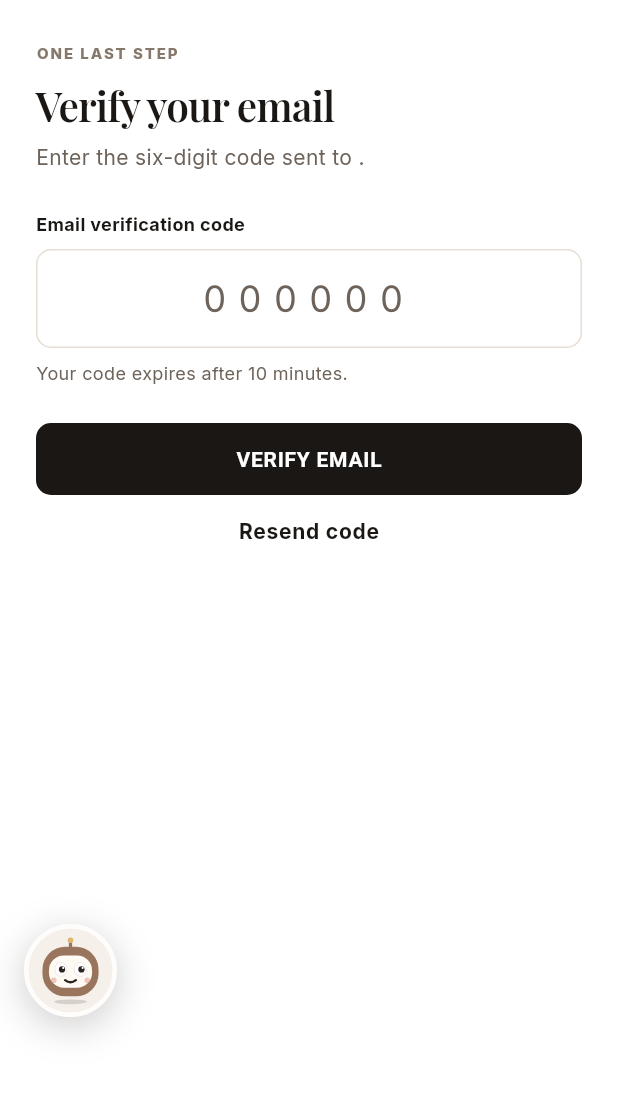
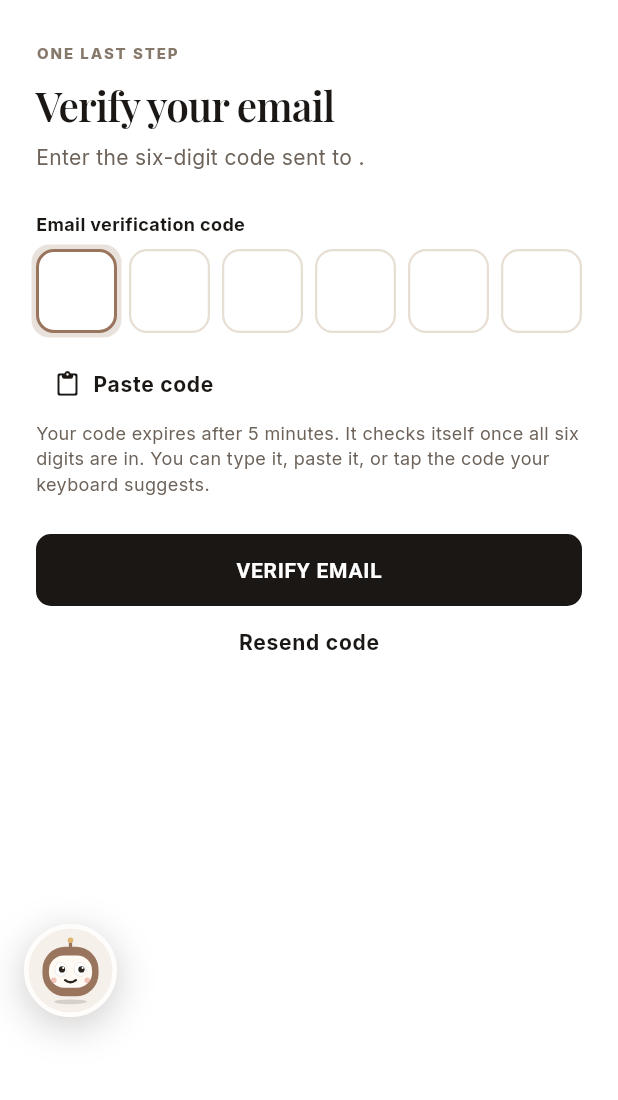
Before and after one commit to reyben-codes/zaylo-ecommerce-web, a Flutter app: the VerifyEmailScreen screen opened directly with empty values, on a phone screen of 412 x 824 dp, the part 63-1163 px from its top. Run offline on Flutter 3.47's test engine with Material 3 defaults, Android fonts, the light colour scheme and no system bars; our stand-ins replace audioplayers, file_picker, flutter_secure_storage, google_sign_in, image_picker, video_player; missing offline and left inert: mobile_scanner; accounts and stored records are empty; network calls fail.

Commit message:
Auto-submit the email verification code with animated digit boxes, state feedback and code autofill on web and app

```diff
--- /dev/null
+++ b/mobile_app/lib/auth/widgets/otp_code_field.dart
@@ -0,0 +1,233 @@
+import 'dart:math' as math;
+
+import 'package:flutter/material.dart';
+import 'package:flutter/services.dart';
+
+import 'package:zaylo_mobile/theme/zaylo_theme.dart';
+
+/// Where the code check is up to; the boxes change colour and motion for each.
+enum OtpStatus { idle, verifying, success, error }
+
+/// Six animated digit boxes over one invisible text field. Keeping a single
+/// real field means the keyboard's one-time-code suggestion (iOS offers codes
+/// it finds in Mail and Messages), long-press paste and Android autofill all
+/// fill every box at once. [onChanged] gets the digits typed so far.
+class OtpCodeField extends StatefulWidget {
+  const OtpCodeField({
+    super.key,
+    required this.controller,
+    required this.focusNode,
+    required this.status,
+    required this.onChanged,
+    this.length = 6,
+  });
+
+  final TextEditingController controller;
+  final FocusNode focusNode;
+  final OtpStatus status;
+  final ValueChanged<String> onChanged;
+  final int length;
+
+  /// Pulls a code out of copied text such as "Your code is 123 456."
+  static String extractCode(String? text, {int length = 6}) {
+    final source = text ?? '';
+    final grouped = RegExp(r'(?:^|\D)(\d(?:[\s-]?\d){5})(?!\d)').firstMatch(source);
+    final digits = (grouped?.group(1) ?? source).replaceAll(RegExp(r'\D'), '');
+    return digits.length > length ? digits.substring(0, length) : digits;
+  }
+
+  @override
+  State<OtpCodeField> createState() => _OtpCodeFieldState();
+}
+
+class _OtpCodeFieldState extends State<OtpCodeField> with TickerProviderStateMixin {
+  late final AnimationController _caret = AnimationController(vsync: this, duration: const Duration(milliseconds: 1000));
+  late final AnimationController _wave = AnimationController(vsync: this, duration: const Duration(milliseconds: 900));
+  late final AnimationController _shake = AnimationController(vsync: this, duration: const Duration(milliseconds: 420));
+  late final AnimationController _confirm = AnimationController(vsync: this, duration: const Duration(milliseconds: 620));
+
+  @override
+  void initState() {
+    super.initState();
+    widget.controller.addListener(_keepCaretAtEnd);
+    widget.focusNode.addListener(_syncCaret);
+    _syncCaret();
+  }
+
+  @override
+  void didUpdateWidget(OtpCodeField old) {
+    super.didUpdateWidget(old);
+    if (old.controller != widget.controller) {
+      old.controller.removeListener(_keepCaretAtEnd);
+      widget.controller.addListener(_keepCaretAtEnd);
+    }
+    if (old.focusNode != widget.focusNode) {
+      old.focusNode.removeListener(_syncCaret);
+      widget.focusNode.addListener(_syncCaret);
+    }
+    if (old.status == widget.status) return;
+    final animate = !_reduceMotion;
+    if (widget.status == OtpStatus.verifying && animate) {
+      _wave.repeat();
+    } else {
+      _wave
+        ..stop()
+        ..value = 0;
+    }
+    if (widget.status == OtpStatus.error && animate) _shake.forward(from: 0);
+    if (widget.status == OtpStatus.success && animate) _confirm.forward(from: 0);
+    _syncCaret();
+  }
+
+  @override
+  void dispose() {
+    widget.controller.removeListener(_keepCaretAtEnd);
+    widget.focusNode.removeListener(_syncCaret);
+    _caret.dispose();
+    _wave.dispose();
+    _shake.dispose();
+    _confirm.dispose();
+    super.dispose();
+  }
+
+  bool get _reduceMotion => MediaQuery.maybeDisableAnimationsOf(context) ?? false;
+
+  bool get _locked => widget.status == OtpStatus.verifying || widget.status == OtpStatus.success;
+
+  /// Digits always go in order, so a tap in the middle must not move the insertion point.
+  void _keepCaretAtEnd() {
+    final value = widget.controller.value;
+    final end = value.text.length;
+    if (value.selection.baseOffset != end || value.selection.extentOffset != end) {
+      widget.controller.selection = TextSelection.collapsed(offset: end);
+    }
+  }
+
+  void _syncCaret() {
+    if (!mounted) return;
+    final blink = widget.focusNode.hasFocus && !_locked && !_reduceMotion;
+    if (blink && !_caret.isAnimating) {
+      _caret.repeat();
+    } else if (!blink) {
+      _caret.stop();
+    }
+  }
+
+  @override
+  Widget build(BuildContext context) {
+    final transparent = Colors.transparent;
+    return Semantics(
+      label: 'Email verification code',
+      child: Stack(children: [
+        AnimatedBuilder(
+          animation: Listenable.merge([widget.controller, widget.focusNode, _caret, _wave, _shake, _confirm]),
+          builder: (context, _) {
+            final shakeOffset = math.sin(_shake.value * math.pi * 4) * 8 * (1 - _shake.value);
+            return Transform.translate(
+              offset: Offset(shakeOffset, 0),
+              child: Row(children: [
+                for (var index = 0; index < widget.length; index++) ...[
+                  if (index > 0) const SizedBox(width: 8),
+                  Expanded(child: _box(index)),
+                ],
+              ]),
+            );
+          },
+        ),
+        // The real field: invisible, but it receives taps, typing, paste and autofill.
+        Positioned.fill(
+          child: Theme(
+            data: Theme.of(context).copyWith(
+              textSelectionTheme: TextSelectionThemeData(selectionColor: transparent, selectionHandleColor: transparent),
+            ),
+            child: TextField(
+              controller: widget.controller,
+              focusNode: widget.focusNode,
+              autofocus: true,
+              readOnly: _locked,
+              keyboardType: TextInputType.number,
+              textInputAction: TextInputAction.done,
+              autofillHints: const [AutofillHints.oneTimeCode],
+              inputFormatters: [
+                FilteringTextInputFormatter.digitsOnly,
+                LengthLimitingTextInputFormatter(widget.length),
+              ],
+              showCursor: false,
+              enableSuggestions: false,
+              autocorrect: false,
+              style: TextStyle(color: transparent, fontSize: 1, height: 1),
+              decoration: const InputDecoration.collapsed(hintText: ''),
+              onChanged: widget.onChanged,
+            ),
+          ),
+        ),
+      ]),
+    );
+  }
+
+  Widget _box(int index) {
+    final text = widget.controller.text;
+    final digit = index < text.length ? text[index] : '';
+    final active = widget.focusNode.hasFocus && !_locked && index == math.min(text.length, widget.length - 1);
+
+    final (border, fill, ink) = switch (widget.status) {
+      OtpStatus.success => (ZayloColors.success, ZayloColors.successSoft, ZayloColors.success),
+      OtpStatus.error => (ZayloColors.danger, ZayloColors.dangerSoft, ZayloColors.dangerText),
+      OtpStatus.verifying => (ZayloColors.accent, ZayloColors.white, ZayloColors.ink),
+      OtpStatus.idle => (
+          active ? ZayloColors.accent : (digit.isNotEmpty ? ZayloColors.muted : ZayloColors.line),
+          ZayloColors.white,
+          ZayloColors.ink,
+        ),
+    };
+
+    // Checking: a wave runs across the boxes. Verified: each box bumps in turn.
+    final waveT = (_wave.value - index * .1) % 1;
+    final lift = waveT < .3 ? -5 * math.sin(math.pi * waveT / .3) : 0.0;
+    final confirmT = ((_confirm.value - index * .08) / .5).clamp(0.0, 1.0);
+    final scale = 1 + .1 * math.sin(math.pi * confirmT);
+    final duration = _reduceMotion ? Duration.zero : const Duration(milliseconds: 200);
+
+    return Transform.translate(
+      offset: Offset(0, lift),
+      child: Transform.scale(
+        scale: scale,
+        child: AnimatedContainer(
+          duration: duration,
+          curve: Curves.easeOut,
+          height: 56,
+          alignment: Alignment.center,
+          decoration: BoxDecoration(
+            color: fill,
+            borderRadius: BorderRadius.circular(12),
+            border: Border.all(color: border, width: active ? 2 : 1.5),
+            boxShadow: active ? [BoxShadow(color: ZayloColors.accent.withValues(alpha: .22), blurRadius: 0, spreadRadius: 3)] : null,
+          ),
+          child: AnimatedSwitcher(
+            duration: _reduceMotion ? Duration.zero : const Duration(milliseconds: 220),
+            switchInCurve: Curves.easeOutBack,
+            switchOutCurve: Curves.easeIn,
+            transitionBuilder: (child, animation) => FadeTransition(
+              opacity: animation,
+              child: ScaleTransition(scale: Tween(begin: .55, end: 1.0).animate(animation), child: child),
+            ),
+            child: digit.isNotEmpty
+                ? Text(
+                    digit,
+                    key: ValueKey('digit-$index-$digit'),
+                    style: TextStyle(
+                      fontSize: 24,
+                      fontWeight: FontWeight.w600,
+                      color: ink,
+                      fontFeatures: const [FontFeature.tabularFigures()],
+                    ),
+                  )
+                : active && (_reduceMotion || _caret.value < .5)
+                    ? Container(key: ValueKey('caret-$index'), width: 2, height: 24, color: ZayloColors.accent)
+                    : SizedBox(key: ValueKey('empty-$index'), width: 2, height: 24),
+          ),
+        ),
+      ),
+    );
+  }
+}
--- a/mobile_app/lib/auth/widgets/verification_form.dart
+++ b/mobile_app/lib/auth/widgets/verification_form.dart
@@ -3,6 +3,7 @@ import 'package:flutter/services.dart';
 
 import 'package:zaylo_mobile/api/api_client.dart';
 import 'package:zaylo_mobile/api/api_exception.dart';
+import 'package:zaylo_mobile/auth/widgets/otp_code_field.dart';
 import 'package:zaylo_mobile/components/buttons.dart';
 import 'package:zaylo_mobile/components/feedback.dart';
 import 'package:zaylo_mobile/components/form_fields.dart';
@@ -10,8 +11,10 @@ import 'package:zaylo_mobile/models/auth_models.dart';
 import 'package:zaylo_mobile/theme/zaylo_theme.dart';
 
 /// The six-digit email code form shared by buyer and rider sign-up.
-/// [onVerified] decides what happens next: buyers are signed in, riders are
-/// told their application is under review.
+/// The code checks itself as soon as the sixth digit is in (typed, pasted or
+/// picked from the keyboard's suggestion); the boxes then show checking,
+/// verified or wrong-code states. [onVerified] decides what happens next:
+/// buyers are signed in, riders are told their application is under review.
 class VerificationForm extends StatefulWidget {
   const VerificationForm({super.key, required this.api, required this.email, required this.onVerified});
 
@@ -24,35 +27,115 @@ class VerificationForm extends StatefulWidget {
 }
 
 class _VerificationFormState extends State<VerificationForm> {
-  final _formKey = GlobalKey<FormState>();
+  static const _length = 6;
+
   final _code = TextEditingController();
-  bool _verifying = false;
+  final _focus = FocusNode();
+  OtpStatus _status = OtpStatus.idle;
+  String? _message;
   bool _resending = false;
+  int _attempt = 0;
+
+  bool get _verifying => _status == OtpStatus.verifying;
 
   @override
   void dispose() {
     _code.dispose();
+    _focus.dispose();
     super.dispose();
   }
 
+  void _onChanged(String code) {
+    if (_status == OtpStatus.error) setState(() => _status = OtpStatus.idle);
+    if (_message != null && _status == OtpStatus.idle) setState(() => _message = null);
+    if (code.isNotEmpty) HapticFeedback.selectionClick();
+    if (code.length == _length) _verify();
+  }
+
   Future<void> _verify() async {
-    if (!(_formKey.currentState?.validate() ?? false)) return;
-    setState(() => _verifying = true);
+    if (_verifying || _status == OtpStatus.success) return;
+    if (_code.text.length != _length) {
+      _fail('Enter all six digits from your email.', keepCode: true);
+      return;
+    }
+    final attempt = ++_attempt;
+    setState(() {
+      _status = OtpStatus.verifying;
+      _message = 'Checking your code…';
+    });
     try {
       final result = await widget.api.verifyEmail(email: widget.email, code: _code.text);
+      if (!mounted || attempt != _attempt) return;
+      HapticFeedback.mediumImpact();
+      setState(() {
+        _status = OtpStatus.success;
+        _message = 'Email verified!';
+      });
+      _focus.unfocus();
+      // Let the verified state show before moving on.
+      await Future<void>.delayed(Duration(milliseconds: MediaQuery.disableAnimationsOf(context) ? 300 : 900));
       if (mounted) await widget.onVerified(result);
     } on ApiException catch (error) {
-      if (mounted) showMessage(context, error.message);
-    } finally {
-      if (mounted) setState(() => _verifying = false);
+      if (!mounted || attempt != _attempt) return;
+      // No status code means the request never reached ZAYLO, so the code may still be right.
+      _fail(error.message, keepCode: error.statusCode == null);
     }
+  }
+
+  void _fail(String message, {bool keepCode = false}) {
+    HapticFeedback.heavyImpact();
+    setState(() {
+      _status = OtpStatus.error;
+      _message = message;
+    });
+    if (keepCode) {
+      _focus.requestFocus();
+      return;
+    }
+    // Let the shake play, then empty the boxes so the next try starts clean.
+    final attempt = _attempt;
+    Future<void>.delayed(const Duration(milliseconds: 650), () {
+      if (!mounted || attempt != _attempt || _status != OtpStatus.error) return;
+      _code.clear();
+      setState(() {});
+      _focus.requestFocus();
+    });
+  }
+
+  /// Fills the boxes from a code the person copied out of the email.
+  Future<void> _paste() async {
+    final data = await Clipboard.getData(Clipboard.kTextPlain);
+    if (!mounted) return;
+    final code = OtpCodeField.extractCode(data?.text, length: _length);
+    if (code.length != _length) {
+      setState(() {
+        _status = OtpStatus.idle;
+        _message = 'No 6-digit code on your clipboard. Copy the code from the email first.';
+      });
+      return;
+    }
+    _code.value = TextEditingValue(text: code, selection: TextSelection.collapsed(offset: code.length));
+    _attempt++;
+    setState(() {
+      _status = OtpStatus.idle;
+      _message = null;
+    });
+    _onChanged(code);
   }
 
   Future<void> _resend() async {
     setState(() => _resending = true);
     try {
       final response = await widget.api.resendVerification(widget.email);
-      if (mounted) showMessage(context, response['message'] as String? ?? 'A new code has been sent.');
+      if (!mounted) return;
+      _attempt++;
+      _code.clear();
+      setState(() {
+        _status = OtpStatus.idle;
+        _message = null;
+      });
+      _focus.requestFocus();
+      showMessage(context, response['message'] as String? ?? 'A new code has been sent.');
     } on ApiException catch (error) {
       if (mounted) showMessage(context, error.message);
     } finally {
@@ -61,33 +144,75 @@ class _VerificationFormState extends State<VerificationForm> {
   }
 
   @override
-  Widget build(BuildContext context) => Form(
-        key: _formKey,
-        child: Column(children: [
+  Widget build(BuildContext context) {
+    final locked = _verifying || _status == OtpStatus.success;
+    final tone = switch (_status) {
+      OtpStatus.success => ZayloColors.success,
+      OtpStatus.error => ZayloColors.dangerText,
+      _ => ZayloColors.muted,
+    };
+    final reduceMotion = MediaQuery.disableAnimationsOf(context);
+
+    return Column(crossAxisAlignment: CrossAxisAlignment.stretch, children: [
       const FieldLabel('Email verification code'),
-          TextFormField(
-            controller: _code,
-            keyboardType: TextInputType.number,
-            autofillHints: const [AutofillHints.oneTimeCode],
-            inputFormatters: [FilteringTextInputFormatter.digitsOnly, LengthLimitingTextInputFormatter(6)],
-            textAlign: TextAlign.center,
-            onFieldSubmitted: (_) => _verify(),
-            style: const TextStyle(fontSize: 24, letterSpacing: 8, fontFeatures: [FontFeature.tabularFigures()]),
-            decoration: zayloInputDecoration('000000'),
-            validator: (value) =>
-                value != null && RegExp(r'^\d{6}$').hasMatch(value) ? null : 'Enter the six-digit code from your email.',
+      OtpCodeField(controller: _code, focusNode: _focus, status: _status, onChanged: _onChanged, length: _length),
+      const SizedBox(height: 10),
+      AnimatedSize(
+        duration: reduceMotion ? Duration.zero : const Duration(milliseconds: 220),
+        curve: Curves.easeOut,
+        alignment: Alignment.topLeft,
+        child: AnimatedSwitcher(
+          duration: reduceMotion ? Duration.zero : const Duration(milliseconds: 200),
+          child: _message == null
+              ? const SizedBox(key: ValueKey('no-message'), width: double.infinity)
+              : Semantics(
+                  key: ValueKey('${_status.name}-$_message'),
+                  liveRegion: true,
+                  child: Row(crossAxisAlignment: CrossAxisAlignment.start, children: [
+                    Padding(
+                      padding: const EdgeInsets.only(top: 1, right: 6),
+                      child: switch (_status) {
+                        OtpStatus.verifying => SizedBox(
+                            width: 14, height: 14, child: CircularProgressIndicator(strokeWidth: 2, color: ZayloColors.accent)),
+                        OtpStatus.success => Icon(Icons.check_circle_rounded, size: 16, color: tone),
+                        OtpStatus.error => Icon(Icons.error_outline_rounded, size: 16, color: tone),
+                        OtpStatus.idle => Icon(Icons.info_outline_rounded, size: 16, color: tone),
+                      },
                     ),
-          const SizedBox(height: 8),
+                    Expanded(
+                      child: Text(_message!,
+                          style: TextStyle(
+                              fontSize: 13,
+                              color: tone,
+                              fontWeight: _status == OtpStatus.success ? FontWeight.w600 : FontWeight.w400)),
+                    ),
+                  ]),
+                ),
+        ),
+      ),
       Align(
         alignment: Alignment.centerLeft,
-            child: Text('Your code expires after 10 minutes.', style: TextStyle(fontSize: 12, color: ZayloColors.muted)),
+        child: TextButton.icon(
+          onPressed: locked ? null : _paste,
+          icon: const Icon(Icons.content_paste_rounded, size: 18),
+          label: const Text('Paste code'),
+        ),
+      ),
+      Text(
+        'Your code expires after 5 minutes. It checks itself once all six digits are in. You can type it, paste it, or tap the code your keyboard suggests.',
+        style: TextStyle(fontSize: 12, color: ZayloColors.muted),
       ),
       const SizedBox(height: 25),
-          PrimaryButton(label: 'VERIFY EMAIL', busy: _verifying, onPressed: _resending ? null : _verify),
+      PrimaryButton(
+        label: _status == OtpStatus.success ? 'VERIFIED' : 'VERIFY EMAIL',
+        icon: _status == OtpStatus.success ? Icons.check_rounded : null,
+        busy: _verifying,
+        onPressed: _resending || _status == OtpStatus.success ? null : _verify,
+      ),
       TextButton(
-            onPressed: _verifying || _resending ? null : _resend,
+        onPressed: locked || _resending ? null : _resend,
         child: Text(_resending ? 'Sending…' : 'Resend code'),
       ),
-        ]),
-      );
+    ]);
   }
+}
```
Also changed, not shown: 7 other files. Lines whose indentation alone changed are shown as unchanged.
